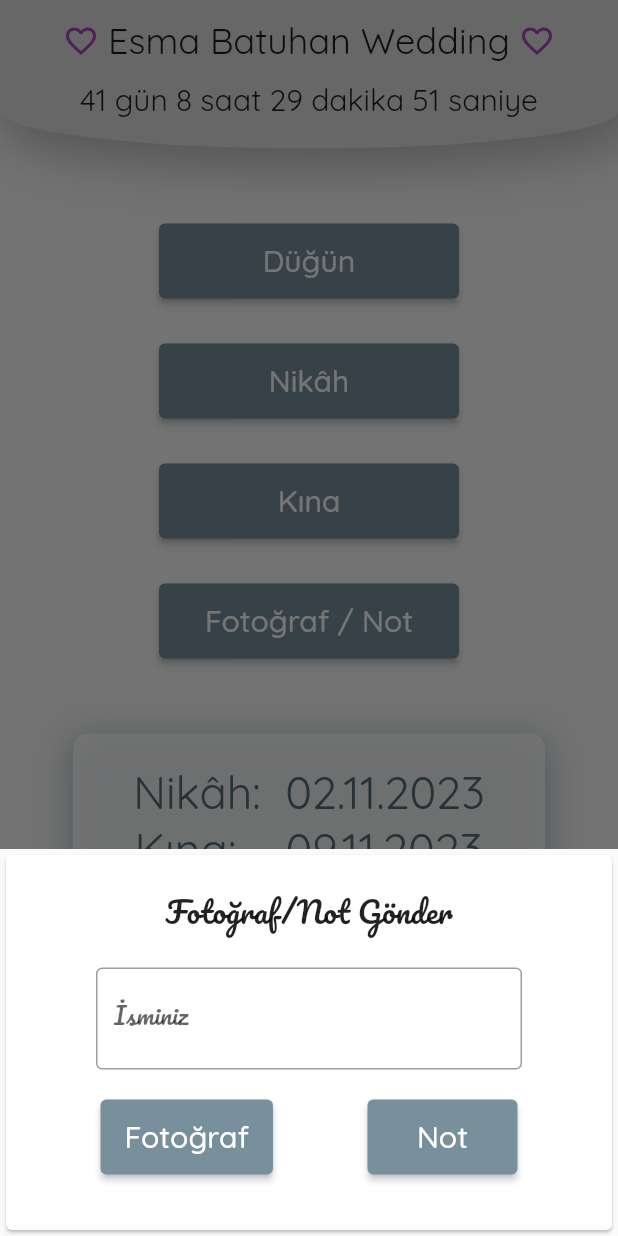
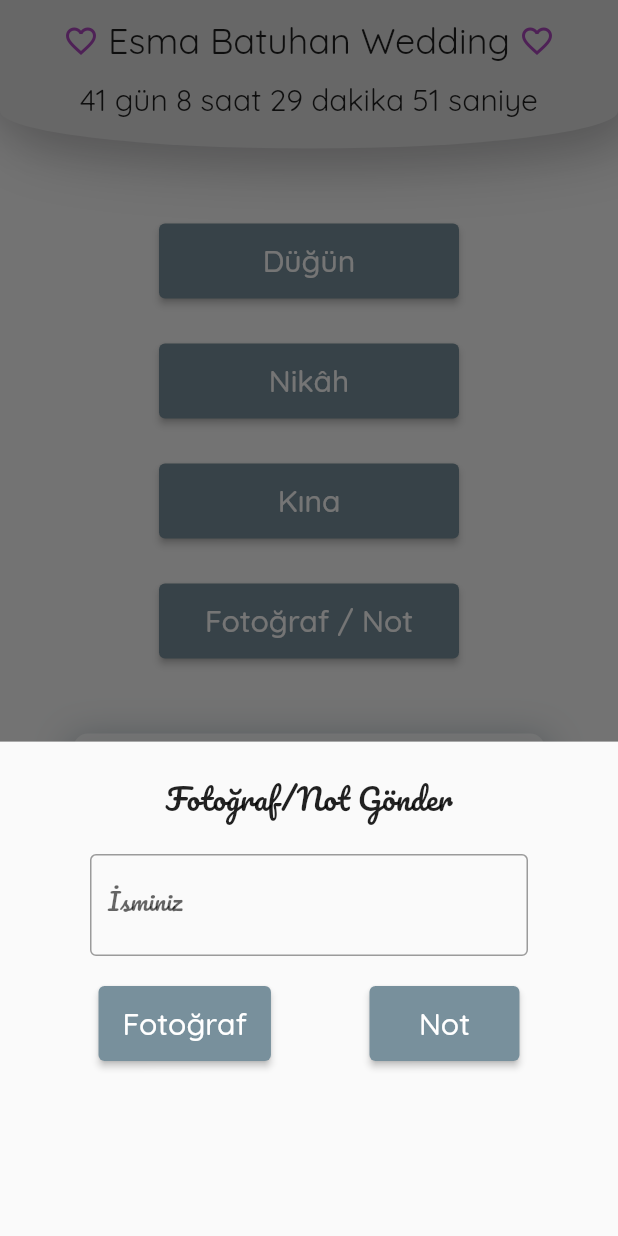
Before and after one commit to mordeve/esmabatu, a Flutter app: the screen it shows after launch, after a tap on "Fotoğraf / Not", on a phone screen of 412 x 824 dp. Run offline on Flutter 3.47's test engine with Material 2 defaults, Android fonts, the light colour scheme and no system bars; our stand-ins replace firebase_core, firebase_storage, get, google_fonts, image_picker; missing offline and left inert: dart:html; accounts and stored records are empty; statements that could not run were skipped.

Commit message:
fix bottomSheet's keyboard issue, improve image quality

```diff
--- a/lib/pages/home_page.dart
+++ b/lib/pages/home_page.dart
@@ -43,7 +43,7 @@
   Future<void> _takePhoto() async {
     try {
       final pickedFile = await ImagePicker()
-          .pickImage(source: ImageSource.camera, imageQuality: 5);
+          .pickImage(source: ImageSource.camera, imageQuality: 25);
 
       if (pickedFile != null) {
         final XFile imgBytes = pickedFile;
@@ -203,12 +203,17 @@
   void customBottomModalSheet(BuildContext context) {
     showModalBottomSheet(
       context: context,
+      isScrollControlled: true,
       builder: (BuildContext context) {
-        return Card(
-          margin: const EdgeInsets.all(4),
+        return Padding(
+          padding:
+              EdgeInsets.only(bottom: MediaQuery.of(context).viewInsets.bottom),
           child: SizedBox(
-            height: 250,
+            height: MediaQuery.of(context).size.height * 0.4,
             child: Column(
+              crossAxisAlignment: CrossAxisAlignment.center,
+              mainAxisAlignment: MainAxisAlignment.start,
+              mainAxisSize: MainAxisSize.min,
               children: [
                 const SizedBox(height: 20),
                 const Text(
```
Also changed, not shown: 3 other files.
